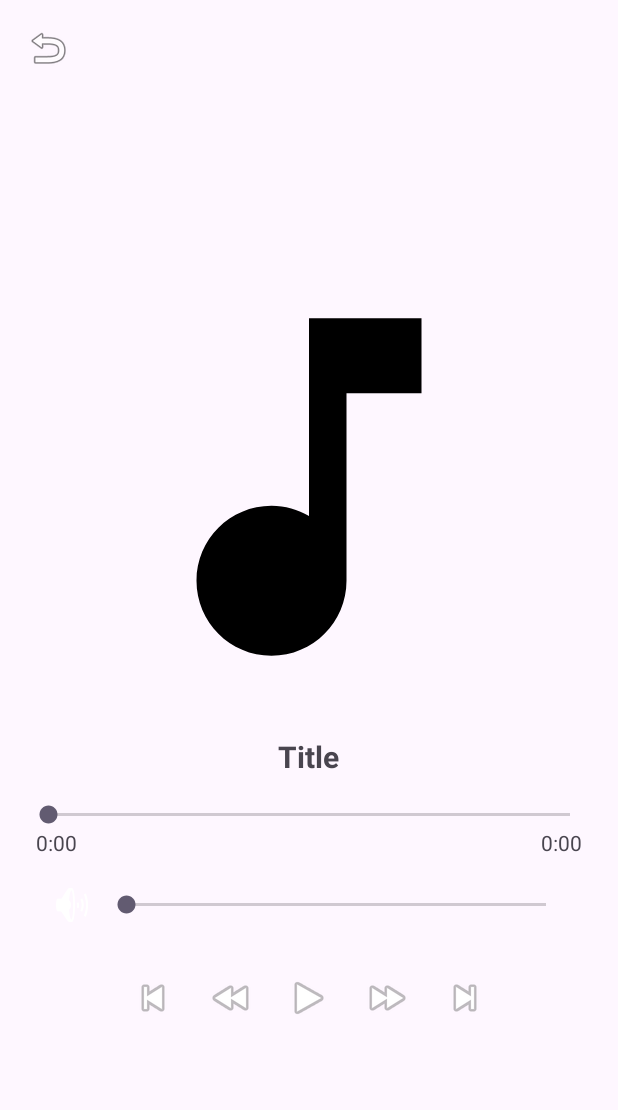
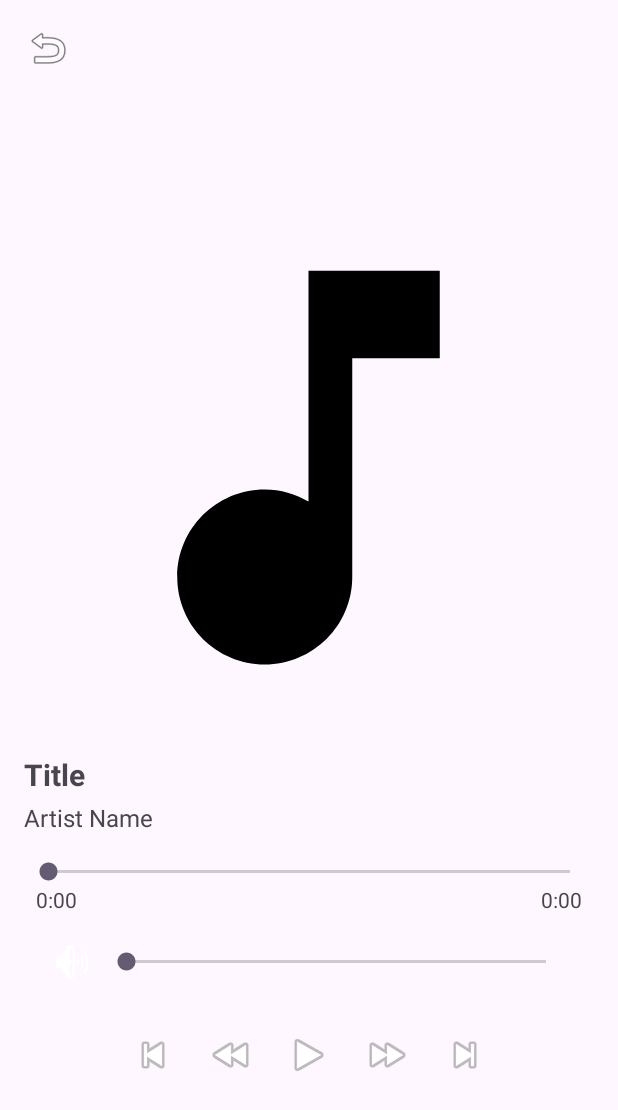
Before and after one commit to aabbasianco/Music-Player, an Android app: the MainActivity2 screen opened directly, with no data from a screen before it, on a phone screen of 412 x 824 dp. Shown: the top 1110 px of the screen. Run offline under Robolectric (Android 15) with nearby library versions, the phone set to English and light mode, and no system bars.

Commit message:
UI update - Auther name added

```diff
--- a/app/src/main/res/layout/activity_main2.xml
+++ b/app/src/main/res/layout/activity_main2.xml
@@ -31,20 +31,35 @@
 
         <com.google.android.material.imageview.ShapeableImageView
         android:id="@+id/imgAlbumArt"
-        android:layout_width="300dp"
-        android:layout_height="300dp"
+        android:layout_width="350dp"
+        android:layout_height="350dp"
         android:scaleType="centerCrop"
         app:shapeAppearanceOverlay="@style/RoundedCornerImage"
         android:src="@drawable/ic_music_note" />
 
+        <LinearLayout
+            android:layout_width="match_parent"
+            android:layout_height="wrap_content"
+            android:gravity="start"
+            android:orientation="vertical">
     <TextView
         android:id="@+id/txtTitle"
         android:layout_width="wrap_content"
         android:layout_height="wrap_content"
         android:text="Title"
-        android:textSize="20sp"
+        android:textSize="20dp"
         android:textStyle="bold"
         android:layout_marginTop="16dp" />
+
+            <TextView
+                android:id="@+id/txtArtist"
+                android:layout_width="wrap_content"
+                android:layout_height="wrap_content"
+                android:text="Artist Name"
+                android:textSize="16sp"
+            android:layout_marginTop="4dp" />
+
+        </LinearLayout>
 
     <SeekBar
         android:id="@+id/seekBar"
```
